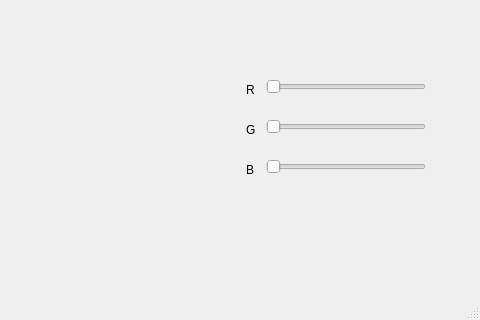
First picture: the form in mainwindow.ui, repository University-of-Utah-CS3505/a8-sprite-editor-f23-ahuo2003, before the edit; both pictures show x 800 to 1280 and y 400 to 720 of the 1280 by 720 pixel window.
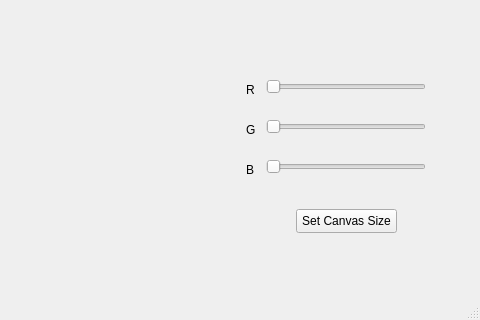
Second picture: the form after the edit. Custom widgets are drawn as their Qt base class.

Commit message: Fixed toolbar multi-select issue

What changed in the file:
```diff
--- a/mainwindow.ui
+++ b/mainwindow.ui
@@ -406,6 +406,19 @@
       <string>...</string>
      </property>
     </widget>
+    <widget class="QPushButton" name="canvasSize">
+     <property name="geometry">
+      <rect>
+       <x>60</x>
+       <y>590</y>
+       <width>101</width>
+       <height>24</height>
+      </rect>
+     </property>
+     <property name="text">
+      <string>Set Canvas Size</string>
+     </property>
+    </widget>
    </widget>
   </widget>
  </widget>
```
The commit also changes 2 other files.
